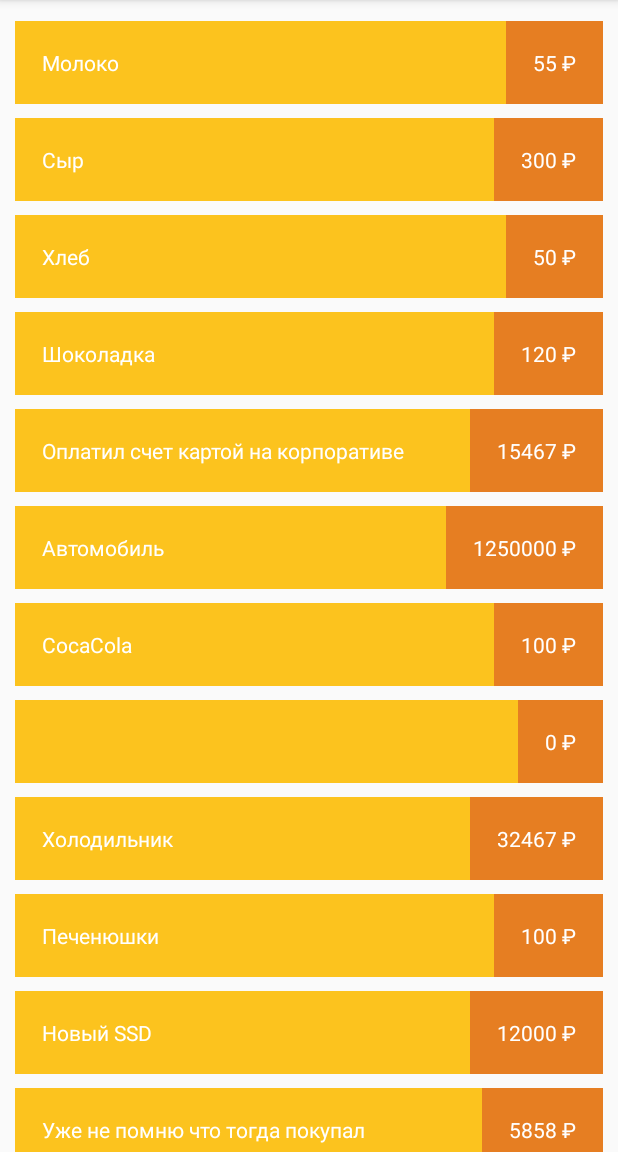
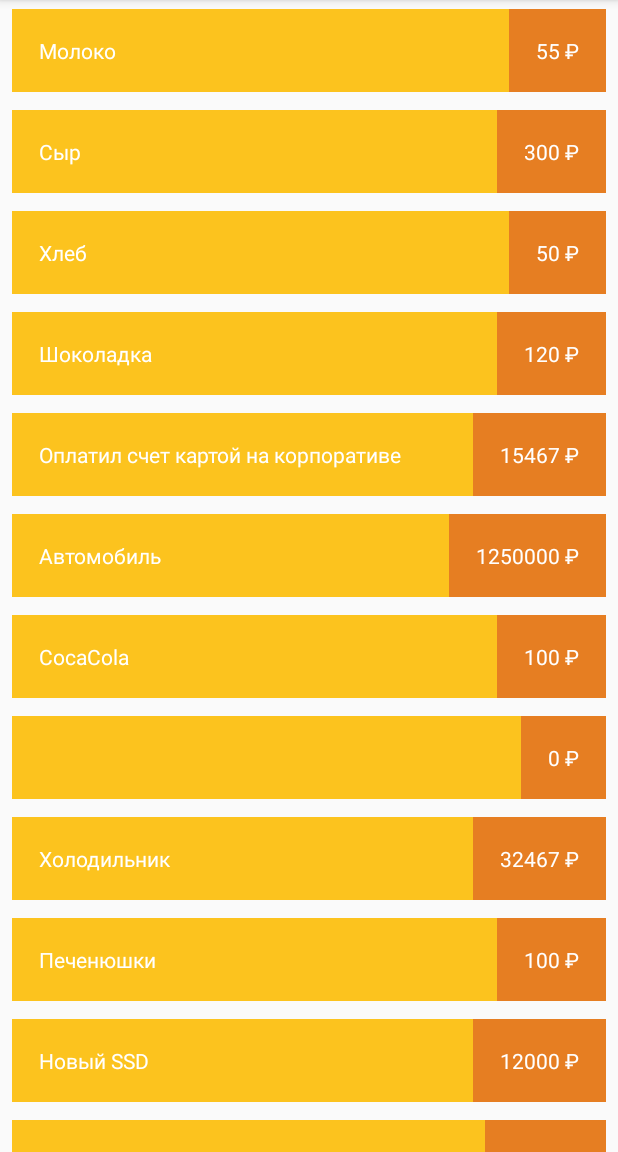
Before and after one commit to miralas/MoneyTracker, an Android app: the screen it shows after launch (ItemListActivity), on a phone screen of 412 x 824 dp, the part 84-1236 px from its top. Run offline under Robolectric (Android 15) with nearby library versions, the phone set to English and light mode, and no system bars.

Commit message:
Refactor formatter string and Item Decoration for list of items

```diff
--- a/app/src/main/java/com/miralas/moneytracker/ItemDecorator.java
+++ b/app/src/main/java/com/miralas/moneytracker/ItemDecorator.java
@@ -1,6 +1,5 @@
 package com.miralas.moneytracker;
 
-import android.content.res.Resources;
 import android.graphics.Rect;
 import android.support.v7.widget.RecyclerView;
 import android.view.View;
@@ -11,30 +10,16 @@ import android.view.View;
 
 public class ItemDecorator extends RecyclerView.ItemDecoration {
 
-    private final int spaceLeft;
-    private final int spaceTop;
-    private final int spaceRight;
-    private final int spaceBottom;
+    private final int spaceHorizontal;
+    private final int spaceVertical;
 
-    public ItemDecorator(int spaceLeft, int spaceTop, int spaceRight, int spaceBottom) {
-        this.spaceLeft = convertDpToPixels(spaceLeft);
-        this.spaceTop = convertDpToPixels(spaceTop);
-        this.spaceRight = convertDpToPixels(spaceRight);
-        this.spaceBottom = convertDpToPixels(spaceBottom);
-    }
-
-    private int convertDpToPixels(int space) {
-        return (int) (space * Resources.getSystem().getDisplayMetrics().density);
+    public ItemDecorator(int spaceHorizontal, int spaceVertical) {
+        this.spaceHorizontal = spaceHorizontal;
+        this.spaceVertical = spaceVertical;
     }
 
     @Override
     public void getItemOffsets(Rect outRect, View view, RecyclerView parent, RecyclerView.State state) {
-        if (parent.getChildAdapterPosition(view) == 0) {
-            outRect.set(spaceLeft,spaceTop * 3,spaceRight,spaceBottom);
-        } else if (parent.getChildAdapterPosition(view) == parent.getAdapter().getItemCount() - 1){
-            outRect.set(spaceLeft,spaceTop,spaceRight,spaceBottom * 3);
-        } else {
-            outRect.set(spaceLeft,spaceTop,spaceRight,spaceBottom);
-        }
+        outRect.set(spaceHorizontal,spaceVertical,spaceHorizontal,spaceVertical);
     }
 }
--- a/app/src/main/java/com/miralas/moneytracker/ItemListActivity.java
+++ b/app/src/main/java/com/miralas/moneytracker/ItemListActivity.java
@@ -23,7 +23,6 @@ public class ItemListActivity extends AppCompatActivity {
     private List<Item> data = new ArrayList<>();
     private ItemListAdapter adapter;
 
-
     @Override
     protected void onCreate(@Nullable Bundle savedInstanceState) {
         super.onCreate(savedInstanceState);
@@ -33,8 +32,8 @@ public class ItemListActivity extends AppCompatActivity {
         view.setLayoutManager(new LinearLayoutManager(this));
         //Add Item Decoration
         view.addItemDecoration(new ItemDecorator(
-                convertToInt(R.integer.item_margin_left), convertToInt(R.integer.item_margin_top),
-                convertToInt(R.integer.item_margin_right), convertToInt(R.integer.item_margin_bottom)));
+                (int) getResources().getDimension(R.dimen.item_margin_horizontal),
+                (int) getResources().getDimension(R.dimen.item_margin_vertical)));
 
         adapter = new ItemListAdapter();
         view.setAdapter(adapter);
@@ -92,8 +91,8 @@ public class ItemListActivity extends AppCompatActivity {
 
         public void applyData(Item item) {
             title.setText(item.getTitle());
-            // Add ruble symbol with String.format
-            price.setText(String.format(getString(R.string.item_list_price_formatter), String.valueOf(item.getPrice())));
+            // Format string, like in android
+            price.setText(getString(R.string.item_list_price_formatter, item.getPrice()));
         }
     }
 }
--- a/app/src/main/res/values/dimens.xml
+++ b/app/src/main/res/values/dimens.xml
@@ -3,4 +3,6 @@
     <dimen name="font_size">20sp</dimen>
     <dimen name="item_add_btn_size">26dp</dimen>
     <dimen name="item_padding">18dp</dimen>
+    <dimen name="item_margin_vertical">6dp</dimen>
+    <dimen name="item_margin_horizontal">8dp</dimen>
 </resources>
--- a/app/src/main/res/values/integers.xml
+++ /dev/null
@@ -1,7 +0,0 @@
-<?xml version="1.0" encoding="utf-8"?>
-<resources>
-    <integer name="item_margin_top">5</integer>
-    <integer name="item_margin_left">10</integer>
-    <integer name="item_margin_bottom">5</integer>
-    <integer name="item_margin_right">10</integer>
-</resources>
--- a/app/src/main/res/values/strings.xml
+++ b/app/src/main/res/values/strings.xml
@@ -2,9 +2,9 @@
     <string name="app_name">MoneyTracker</string>
     <string name="hello_world">Привет, мир!</string>
     <string name="add_item_toolbar_title">Новая запись</string>
-    <string name="rub_symbol">₽</string>
+    <string name="rub_symbol">&#x20bd;</string>
     <string name="add_item_title_hint">Название</string>
     <string name="add_item_price_hint">0</string>
-    <string name="item_list_price_formatter">%s ₽</string>
+    <string name="item_list_price_formatter">%d &#x20bd;</string>
     <string name="activity_item_list_title">Учет бюджета</string>
 </resources>
```
Also changed, not shown: 1 other file.
